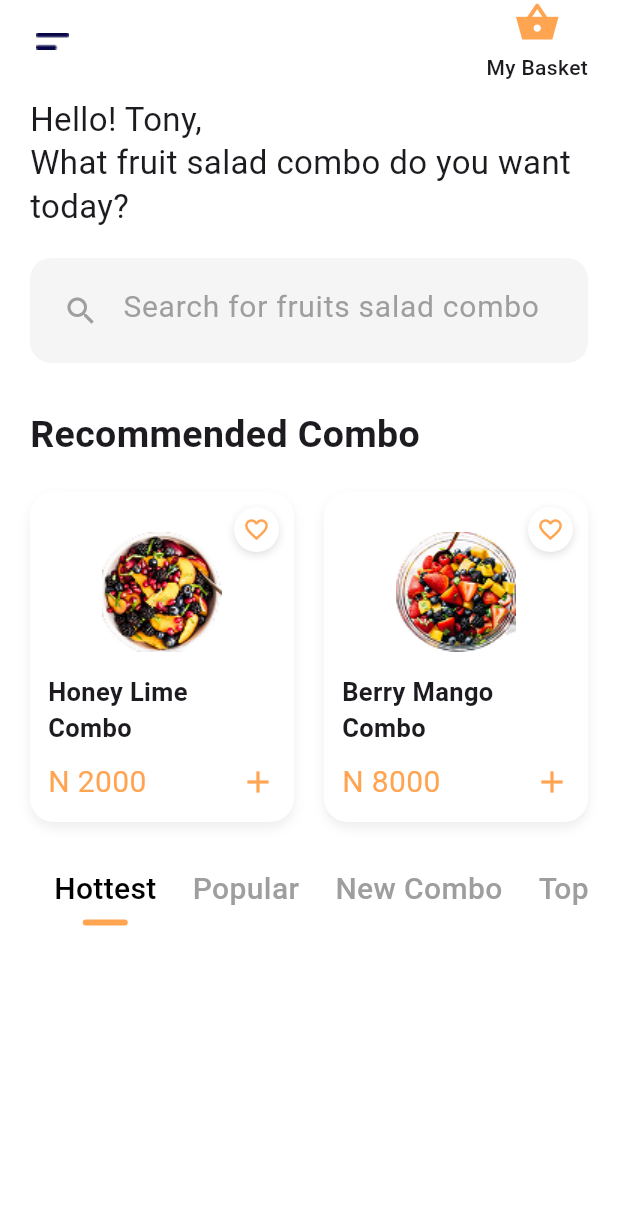
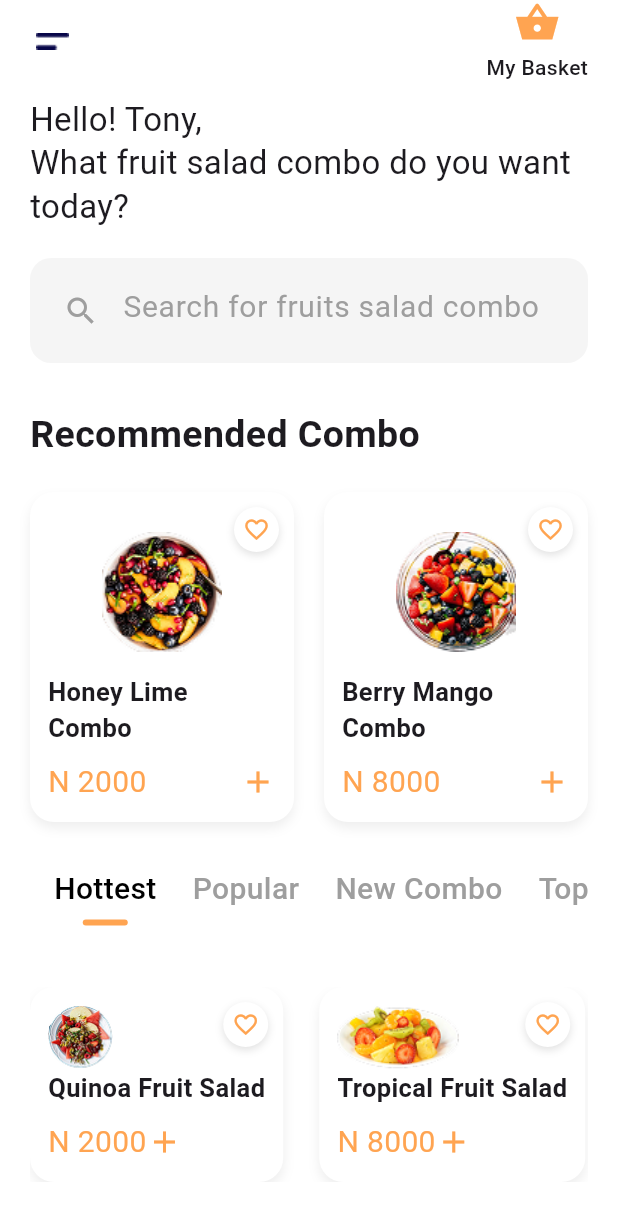
Before and after one commit to iamfarazbaloch/ecom_app, a Flutter app: the HomePage screen opened directly, on a phone screen of 412 x 824 dp. Shown: the top 1221 px of the screen. Run offline on Flutter 3.47's test engine with Material 3 defaults, Android fonts, the phone set to English and light mode, and no system bars; our stand-ins replace gap, google_fonts; Roboto replaces fonts that are missing (Gafata).

Commit message:
category list

```diff
--- /dev/null
+++ b/lib/model/category_model.dart
@@ -0,0 +1,24 @@
+class CategoryModel {
+  String? name;
+  String? image;
+  String? price;
+  CategoryModel({this.name, this.image, this.price});
+}
+
+List<CategoryModel> categoryList = [
+  CategoryModel(
+    name: 'Quinoa Fruit Salad',
+    image: 'assets/images/breakfast.png',
+    price: 'N 2000',
+  ),
+  CategoryModel(
+    name: 'Tropical Fruit Salad',
+    image: 'assets/images/tropical.png',
+    price: 'N 8000',
+  ),
+  CategoryModel(
+    name: 'Kiwi Fruit Salad',
+    image: 'assets/images/kiwi.png',
+    price: 'N 10000',
+  ),
+];
--- a/lib/pages/home_page.dart
+++ b/lib/pages/home_page.dart
@@ -1,9 +1,11 @@
 import 'package:ecom_app/constant/colors.dart';
 import 'package:ecom_app/constant/images.dart';
 import 'package:ecom_app/model/recommended_model.dart';
+import 'package:ecom_app/model/category_model.dart';
 import 'package:ecom_app/widgets/my_search_field.dart';
 import 'package:flutter/material.dart';
 import 'package:gap/gap.dart';
+import '../widgets/category_tiles.dart';
 import '../widgets/recommended_tiles.dart';
 
 class HomePage extends StatefulWidget {
@@ -14,9 +16,8 @@ class HomePage extends StatefulWidget {
 }
 
 class _HomePageState extends State<HomePage> {
-  final List<String> categoryList = ['Hottest', 'Popular', 'New Combo', 'Top'];
   final controller = TextEditingController();
-
+  final List<String> filterTabs = ['Hottest', 'Popular', 'New Combo', 'Top'];
   int selectedIndex = 0;
 
   @override
@@ -87,13 +88,15 @@ class _HomePageState extends State<HomePage> {
                 },
               ),
               const Gap(30),
+
+              // Tab Filter Row
               Padding(
                 padding: const EdgeInsets.only(left: 16.0),
                 child: SizedBox(
                   height: 50,
                   child: ListView.builder(
                     scrollDirection: Axis.horizontal,
-                    itemCount: categoryList.length,
+                    itemCount: filterTabs.length,
                     itemBuilder: (context, index) {
                       final isSelected = index == selectedIndex;
                       return GestureDetector(
@@ -108,7 +111,7 @@ class _HomePageState extends State<HomePage> {
                             mainAxisSize: MainAxisSize.min,
                             children: [
                               Text(
-                                categoryList[index],
+                                filterTabs[index],
                                 style: TextStyle(
                                   fontSize: 20,
                                   fontWeight: FontWeight.w500,
@@ -136,7 +139,21 @@ class _HomePageState extends State<HomePage> {
                   ),
                 ),
               ),
-              const Gap(30),
+
+              const SizedBox(height: 30),
+
+              SizedBox(
+                height: 130,
+                child: ListView.builder(
+                  scrollDirection: Axis.horizontal,
+                  itemCount: categoryList.length,
+                  itemBuilder: (context, index) {
+                    final item = categoryList[index];
+
+                    return CategoryTile(item: item);
+                  },
+                ),
+              ),
             ],
           ),
         ),
--- /dev/null
+++ b/lib/widgets/category_tiles.dart
@@ -0,0 +1,87 @@
+import 'package:flutter/material.dart';
+import 'package:gap/gap.dart';
+import '../constant/colors.dart';
+import '../model/category_model.dart';
+
+class CategoryTile extends StatelessWidget {
+  final CategoryModel item;
+
+  const CategoryTile({super.key, required this.item});
+
+  @override
+  Widget build(BuildContext context) {
+    return Padding(
+      padding: const EdgeInsets.only(right: 24),
+      child: Stack(
+        children: [
+          Container(
+            padding: const EdgeInsets.all(12),
+            decoration: BoxDecoration(
+              color: Colors.white,
+              borderRadius: BorderRadius.circular(16),
+              boxShadow: [
+                BoxShadow(
+                  blurRadius: 6,
+                  color: Colors.grey.shade200,
+                  offset: const Offset(0, 4),
+                ),
+              ],
+            ),
+            child: Column(
+              crossAxisAlignment: CrossAxisAlignment.start,
+              children: [
+                Expanded(
+                  child: Center(
+                    child: Image.asset(item.image!, fit: BoxFit.contain),
+                  ),
+                ),
+                Text(
+                  item.name!,
+                  style: const TextStyle(
+                    fontWeight: FontWeight.bold,
+                    fontSize: 17,
+                  ),
+                ),
+                const Gap(10),
+                Row(
+                  mainAxisAlignment: MainAxisAlignment.spaceBetween,
+                  children: [
+                    Text(
+                      item.price!,
+                      style: const TextStyle(color: orangeColor, fontSize: 20),
+                    ),
+                    const Icon(Icons.add, color: orangeColor),
+                  ],
+                ),
+              ],
+            ),
+          ),
+          // Favorite icon
+          Positioned(
+            top: 10,
+            right: 10,
+            child: Container(
+              padding: const EdgeInsets.all(6),
+              decoration: BoxDecoration(
+                color: Colors.white,
+                shape: BoxShape.circle,
+                boxShadow: [
+                  BoxShadow(
+                    blurRadius: 4,
+                    color: Colors.grey.shade300,
+                    offset: const Offset(0, 2),
+                  ),
+                ],
+              ),
+              child: const Icon(
+                Icons.favorite_border,
+                size: 18,
+                color: orangeColor,
+              ),
+            ),
+          ),
+        ],
+      ),
+    );
+  }
+}
```
